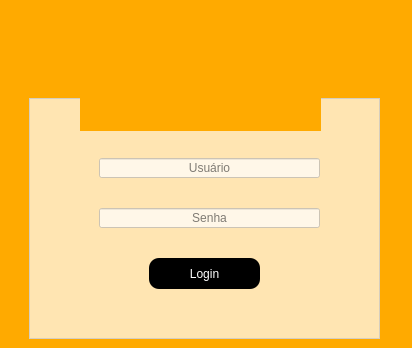
Above: UI/login.ui from luamAP/Projeto-Controle_de_obras before the change. Below: the same form after it.
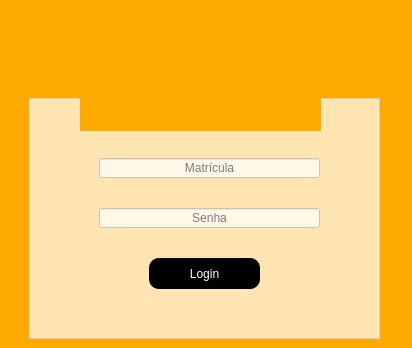
That is the form after the change. Icons and pictures are not drawn.

Diff of the .ui file:
```diff
--- a/UI/login.ui
+++ b/UI/login.ui
@@ -100,7 +100,7 @@
      <set>Qt::AlignCenter</set>
     </property>
     <property name="placeholderText">
-     <string>Usuário</string>
+     <string>Matrícula</string>
     </property>
    </widget>
   </widget>
```
Left out of the diff: 4 changed lines with no effect on the pictures.
